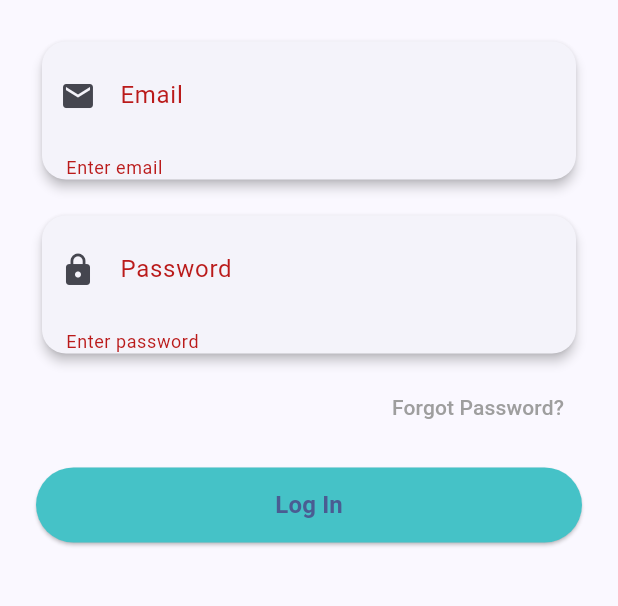
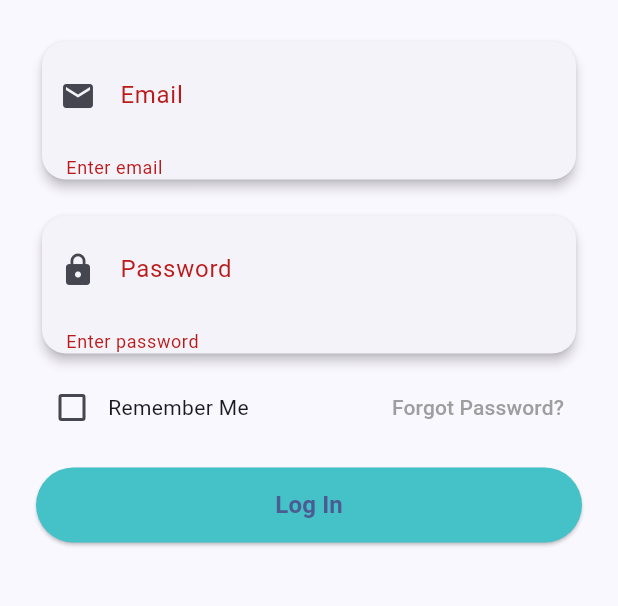
Before and after one commit to Evan0428/MobileAppForMachineWorkshop, a Flutter app: the screen it shows after launch, after a tap on "Log In", on a phone screen of 412 x 824 dp, the part 396-1002 px from its top. Run offline on Flutter 3.47's test engine with Material 3 defaults, Android fonts, the phone set to English and light mode, and no system bars; our stand-ins replace cloud_firestore, firebase_auth, firebase_core, image_picker, shared_preferences, signature; accounts and stored records are empty; generated files the repository leaves out were written again.

Commit message:
Update login_screen.dart

```diff
--- a/lib/screens/login_screen.dart
+++ b/lib/screens/login_screen.dart
@@ -1,6 +1,7 @@
 import 'package:flutter/material.dart';
 import 'package:provider/provider.dart';
 import 'package:firebase_auth/firebase_auth.dart';
+import 'package:shared_preferences/shared_preferences.dart';
 import '../auth.dart';
 
 class LoginScreen extends StatefulWidget {
@@ -16,6 +17,41 @@ class _LoginScreenState extends State<LoginScreen> {
   final _emailCtrl = TextEditingController();
   final _passCtrl = TextEditingController();
   bool _busy = false;
+  bool _rememberMe = false;
+
+  @override
+  void initState() {
+    super.initState();
+    _loadSavedCredentials();
+  }
+
+  Future<void> _loadSavedCredentials() async {
+    final prefs = await SharedPreferences.getInstance();
+    final savedEmail = prefs.getString("email");
+    final savedPass = prefs.getString("password");
+    final remember = prefs.getBool("rememberMe") ?? false;
+
+    if (remember && savedEmail != null && savedPass != null) {
+      setState(() {
+        _emailCtrl.text = savedEmail;
+        _passCtrl.text = savedPass;
+        _rememberMe = true;
+      });
+    }
+  }
+
+  Future<void> _saveCredentials() async {
+    final prefs = await SharedPreferences.getInstance();
+    if (_rememberMe) {
+      await prefs.setString("email", _emailCtrl.text.trim());
+      await prefs.setString("password", _passCtrl.text);
+      await prefs.setBool("rememberMe", true);
+    } else {
+      await prefs.remove("email");
+      await prefs.remove("password");
+      await prefs.setBool("rememberMe", false);
+    }
+  }
 
   @override
   void dispose() {
@@ -32,7 +68,11 @@ class _LoginScreenState extends State<LoginScreen> {
         _emailCtrl.text.trim(),
         _passCtrl.text,
       );
+
       if (!mounted) return;
+
+      // 保存记住的凭证
+      await _saveCredentials();
 
       ScaffoldMessenger.of(context).showSnackBar(
         const SnackBar(content: Text('Welcome back!')),
@@ -145,16 +185,31 @@ class _LoginScreenState extends State<LoginScreen> {
                       ),
                       const SizedBox(height: 8),
 
-                      // 忘记密码
-                      Align(
-                        alignment: Alignment.centerRight,
-                        child: TextButton(
-                          onPressed: _resetPassword,
-                          child: const Text(
-                            "Forgot Password?",
-                            style: TextStyle(color: Colors.grey),
+                      // 忘记密码 & 记住我
+                      Row(
+                        mainAxisAlignment: MainAxisAlignment.spaceBetween,
+                        children: [
+                          Row(
+                            children: [
+                              Checkbox(
+                                value: _rememberMe,
+                                onChanged: (v) {
+                                  setState(() {
+                                    _rememberMe = v ?? false;
+                                  });
+                                },
+                              ),
+                              const Text("Remember Me"),
+                            ],
                           ),
-                        ),
+                          TextButton(
+                            onPressed: _resetPassword,
+                            child: const Text(
+                              "Forgot Password?",
+                              style: TextStyle(color: Colors.grey),
+                            ),
+                          ),
+                        ],
                       ),
                       const SizedBox(height: 16),
 
```
